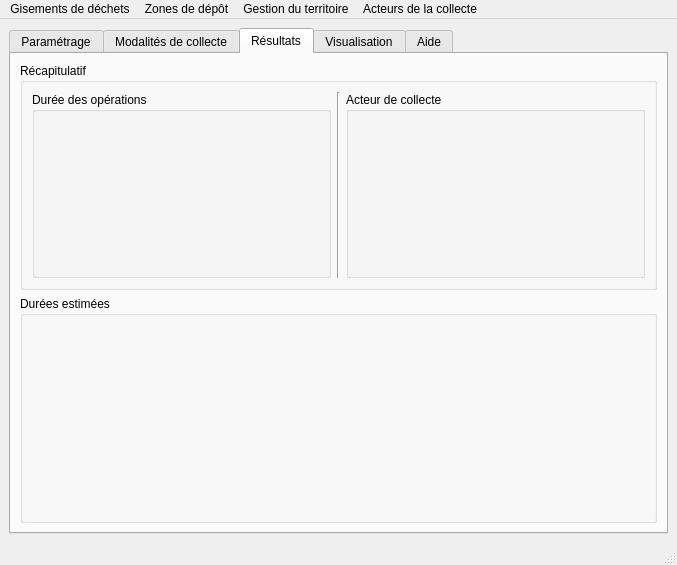
Old version of the form fenetre_principale_depos7.ui in the repository quythytruong/depos_outils_simu.
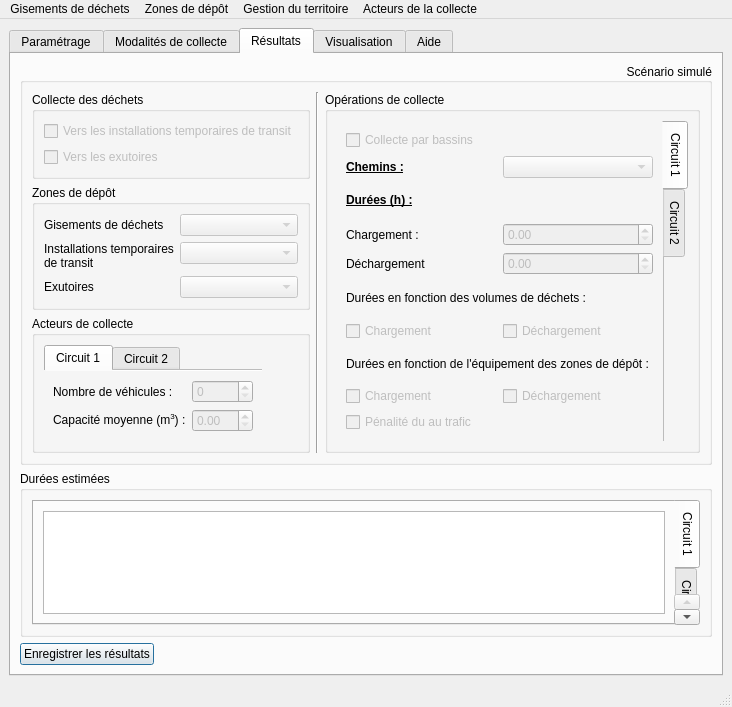
New version of the form. The open tabs and pages were chosen to show the change. Custom widgets are drawn as their Qt base class.

Diff of the .ui file:
```diff
--- a/fenetre_principale_depos7.ui
+++ b/fenetre_principale_depos7.ui
@@ -6,8 +6,8 @@
    <rect>
     <x>0</x>
     <y>0</y>
-    <width>677</width>
-    <height>557</height>
+    <width>708</width>
+    <height>646</height>
    </rect>
   </property>
   <property name="windowTitle">
@@ -1168,27 +1168,193 @@
         <item>
          <widget class="QGroupBox" name="parametres">
           <property name="title">
-           <string>Récapitulatif</string>
+           <string>Scénario simulé</string>
           </property>
-          <layout class="QHBoxLayout" name="horizontalLayout_22">
+          <property name="alignment">
+           <set>Qt::AlignRight|Qt::AlignTrailing|Qt::AlignVCenter</set>
+          </property>
+          <layout class="QHBoxLayout" name="horizontalLayout_11">
            <item>
-            <widget class="QGroupBox" name="groupBox">
-             <property name="title">
-              <string>Durée des opérations</string>
-             </property>
-             <layout class="QVBoxLayout" name="verticalLayout_5">
-              <item>
-               <widget class="QLabel" name="durees_op">
-                <property name="text">
-                 <string>&lt;html&gt;&lt;head/&gt;&lt;body&gt;&lt;p align=&quot;center&quot;&gt;&lt;br/&gt;&lt;/p&gt;&lt;/body&gt;&lt;/html&gt;</string>
-                </property>
-                <property name="alignment">
-                 <set>Qt::AlignLeading|Qt::AlignLeft|Qt::AlignTop</set>
-                </property>
-               </widget>
-              </item>
-             </layout>
-            </widget>
+            <layout class="QVBoxLayout" name="verticalLayout_4">
+             <item>
+              <widget class="QGroupBox" name="groupBox">
+               <property name="title">
+                <string>Collecte des déchets</string>
+               </property>
+               <layout class="QVBoxLayout" name="verticalLayout_5">
+                <item>
+                 <widget class="QCheckBox" name="recap_circuit1checkBox">
+                  <property name="enabled">
+                   <bool>false</bool>
+                  </property>
+                  <property name="text">
+                   <string>Vers les installations temporaires de transit</string>
+                  </property>
+                 </widget>
+                </item>
+                <item>
+                 <widget class="QCheckBox" name="recap_circuit2checkBox">
+                  <property name="enabled">
+                   <bool>false</bool>
+                  </property>
+                  <property name="text">
+                   <string>Vers les exutoires</string>
+                  </property>
+                 </widget>
+                </item>
+               </layout>
+              </widget>
+             </item>
+             <item>
+              <widget class="QGroupBox" name="groupBox_2">
+               <property name="title">
+                <string>Zones de dépôt</string>
+               </property>
+               <layout class="QFormLayout" name="formLayout">
+                <item row="0" column="0">
+                 <widget class="QLabel" name="label_13">
+                  <property name="text">
+                   <string>Gisements de déchets</string>
+                  </property>
+                  <property name="wordWrap">
+                   <bool>true</bool>
+                  </property>
+                 </widget>
+                </item>
+                <item row="0" column="1">
+                 <widget class="QgsMapLayerComboBox" name="recap_gisementLayer">
+                  <property name="enabled">
+                   <bool>false</bool>
+                  </property>
+                 </widget>
+                </item>
+                <item row="1" column="0">
+                 <widget class="QLabel" name="label_14">
+                  <property name="text">
+                   <string>Installations temporaires de transit</string>
+                  </property>
+                  <property name="wordWrap">
+                   <bool>true</bool>
+                  </property>
+                 </widget>
+                </item>
+                <item row="1" column="1">
+                 <widget class="QgsMapLayerComboBox" name="recap_zstLayer">
+                  <property name="enabled">
+                   <bool>false</bool>
+                  </property>
+                 </widget>
+                </item>
+                <item row="2" column="0">
+                 <widget class="QLabel" name="label_15">
+                  <property name="text">
+                   <string>Exutoires</string>
+                  </property>
+                  <property name="wordWrap">
+                   <bool>true</bool>
+                  </property>
+                 </widget>
+                </item>
+                <item row="2" column="1">
+                 <widget class="QgsMapLayerComboBox" name="recap_exutoireLayer">
+                  <property name="enabled">
+                   <bool>false</bool>
+                  </property>
+                 </widget>
+                </item>
+               </layout>
+              </widget>
+             </item>
+             <item>
+              <widget class="QGroupBox" name="groupBox_4">
+               <property name="title">
+                <string>Acteurs de collecte</string>
+               </property>
+               <layout class="QFormLayout" name="formLayout_2">
+                <item row="0" column="0">
+                 <widget class="QTabWidget" name="tabWidget_2">
+                  <property name="currentIndex">
+                   <number>0</number>
+                  </property>
+                  <property name="documentMode">
+                   <bool>true</bool>
+                  </property>
+                  <widget class="QWidget" name="tab_3">
+                   <attribute name="title">
+                    <string>Circuit 1</string>
+                   </attribute>
+                   <layout class="QFormLayout" name="formLayout_4">
+                    <item row="0" column="0">
+                     <widget class="QLabel" name="label_10">
+                      <property name="text">
+                       <string>Nombre de véhicules :</string>
+                      </property>
+                     </widget>
+                    </item>
+                    <item row="0" column="1">
+                     <widget class="QSpinBox" name="recap_nbVehicules">
+                      <property name="enabled">
+                       <bool>false</bool>
+                      </property>
+                     </widget>
+                    </item>
+                    <item row="1" column="0">
+                     <widget class="QLabel" name="label_17">
+                      <property name="text">
+                       <string>&lt;html&gt;&lt;head/&gt;&lt;body&gt;&lt;p&gt;Capacité moyenne (m&lt;span style=&quot; vertical-align:super;&quot;&gt;3&lt;/span&gt;) :&lt;/p&gt;&lt;/body&gt;&lt;/html&gt;</string>
+                      </property>
+                     </widget>
+                    </item>
+                    <item row="1" column="1">
+                     <widget class="QDoubleSpinBox" name="recap_capaMaxMoy">
+                      <property name="enabled">
+                       <bool>false</bool>
+                      </property>
+                     </widget>
+                    </item>
+                   </layout>
+                  </widget>
+                  <widget class="QWidget" name="tab_4">
+                   <attribute name="title">
+                    <string>Circuit 2</string>
+                   </attribute>
+                   <layout class="QFormLayout" name="formLayout_3">
+                    <item row="0" column="0">
+                     <widget class="QLabel" name="label_19">
+                      <property name="text">
+                       <string>Nombre de véhicules :</string>
+                      </property>
+                     </widget>
+                    </item>
+                    <item row="0" column="1">
+                     <widget class="QSpinBox" name="recap_nbVehicules_2">
+                      <property name="enabled">
+                       <bool>false</bool>
+                      </property>
+                     </widget>
+                    </item>
+                    <item row="1" column="0">
+                     <widget class="QLabel" name="label_18">
+                      <property name="text">
+                       <string>&lt;html&gt;&lt;head/&gt;&lt;body&gt;&lt;p&gt;Capacité moyenne (m&lt;span style=&quot; vertical-align:super;&quot;&gt;3&lt;/span&gt;) :&lt;/p&gt;&lt;/body&gt;&lt;/html&gt;</string>
+                      </property>
+                     </widget>
+                    </item>
+                    <item row="1" column="1">
+                     <widget class="QDoubleSpinBox" name="reca_capaMaxMoy_2">
+                      <property name="enabled">
+                       <bool>false</bool>
+                      </property>
+                     </widget>
+                    </item>
+                   </layout>
+                  </widget>
+                 </widget>
+                </item>
+               </layout>
+              </widget>
+             </item>
+            </layout>
            </item>
            <item>
             <widget class="Line" name="line_3">
@@ -1198,19 +1364,337 @@
             </widget>
            </item>
            <item>
-            <widget class="QGroupBox" name="groupBox_2">
+            <widget class="QGroupBox" name="groupBox_3">
              <property name="title">
-              <string>Acteur de collecte</string>
+              <string>Opérations de collecte</string>
              </property>
              <layout class="QVBoxLayout" name="verticalLayout_6">
               <item>
-               <widget class="QLabel" name="acteur">
-                <property name="text">
-                 <string>&lt;html&gt;&lt;head/&gt;&lt;body&gt;&lt;p&gt;&lt;br/&gt;&lt;/p&gt;&lt;/body&gt;&lt;/html&gt;</string>
+               <widget class="QTabWidget" name="tabWidget">
+                <property name="enabled">
+                 <bool>true</bool>
                 </property>
-                <property name="alignment">
-                 <set>Qt::AlignLeading|Qt::AlignLeft|Qt::AlignTop</set>
+                <property name="tabPosition">
+                 <enum>QTabWidget::East</enum>
                 </property>
+                <property name="currentIndex">
+                 <number>0</number>
+                </property>
+                <property name="documentMode">
+                 <bool>true</bool>
+                </property>
+                <widget class="QWidget" name="tab_2">
+                 <property name="enabled">
+                  <bool>true</bool>
+                 </property>
+                 <attribute name="title">
+                  <string>Circuit 1</string>
+                 </attribute>
+                 <layout class="QVBoxLayout" name="verticalLayout_15">
+                  <item>
+                   <widget class="QCheckBox" name="recap_collecteParBassin_checkBox">
+                    <property name="enabled">
+                     <bool>false</bool>
+                    </property>
+                    <property name="text">
+                     <string>Collecte par bassins</string>
+                    </property>
+                   </widget>
+                  </item>
+                  <item>
+                   <layout class="QHBoxLayout" name="horizontalLayout_6">
+                    <item>
+                     <widget class="QLabel" name="label_7">
+                      <property name="enabled">
+                       <bool>true</bool>
+                      </property>
+                      <property name="text">
+                       <string>&lt;html&gt;&lt;head/&gt;&lt;body&gt;&lt;p&gt;&lt;span style=&quot; font-weight:600; text-decoration: underline;&quot;&gt;Chemins :&lt;/span&gt;&lt;/p&gt;&lt;/body&gt;&lt;/html&gt;</string>
+                      </property>
+                     </widget>
+                    </item>
+                    <item>
+                     <widget class="QgsMapLayerComboBox" name="recap_cheminLayer">
+                      <property name="enabled">
+                       <bool>false</bool>
+                      </property>
+                     </widget>
+                    </item>
+                   </layout>
+                  </item>
+                  <item>
+                   <widget class="QLabel" name="label_11">
+                    <property name="text">
+                     <string>&lt;html&gt;&lt;head/&gt;&lt;body&gt;&lt;p&gt;&lt;span style=&quot; font-weight:600; text-decoration: underline;&quot;&gt;Durées (h) :&lt;/span&gt;&lt;/p&gt;&lt;/body&gt;&lt;/html&gt;</string>
+                    </property>
+                   </widget>
+                  </item>
+                  <item>
+                   <layout class="QHBoxLayout" name="horizontalLayout_12">
+                    <item>
+                     <widget class="QLabel" name="label_16">
+                      <property name="text">
+                       <string>Chargement :</string>
+                      </property>
+                     </widget>
+                    </item>
+                    <item>
+                     <widget class="QDoubleSpinBox" name="recap_dureeChgt">
+                      <property name="enabled">
+                       <bool>false</bool>
+                      </property>
+                     </widget>
+                    </item>
+                   </layout>
+                  </item>
+                  <item>
+                   <layout class="QHBoxLayout" name="horizontalLayout_13">
+                    <item>
+                     <widget class="QLabel" name="label_23">
+                      <property name="text">
+                       <string>Déchargement</string>
+                      </property>
+                     </widget>
+                    </item>
+                    <item>
+                     <widget class="QDoubleSpinBox" name="recap_dureeDechgt">
+                      <property name="enabled">
+                       <bool>false</bool>
+                      </property>
+                     </widget>
+                    </item>
+                   </layout>
+                  </item>
+                  <item>
+                   <widget class="QLabel" name="label_24">
+                    <property name="text">
+                     <string>Durées en fonction des volumes de déchets :</string>
+                    </property>
+                   </widget>
+                  </item>
+                  <item>
+                   <layout class="QHBoxLayout" name="horizontalLayout_14">
+                    <item>
+                     <widget class="QCheckBox" name="recap_dureeChgtFoncVolume">
+                      <property name="enabled">
+                       <bool>false</bool>
+                      </property>
+                      <property name="text">
+                       <string>Chargement</string>
+                      </property>
+                     </widget>
+                    </item>
+                    <item>
+                     <widget class="QCheckBox" name="recap_dureeDechgtFoncVolume">
+                      <property name="enabled">
+                       <bool>false</bool>
+                      </property>
+                      <property name="text">
+                       <string>Déchargement</string>
+                      </property>
+                     </widget>
+                    </item>
+                   </layout>
+                  </item>
+                  <item>
+                   <widget class="QLabel" name="label_25">
+                    <property name="text">
+                     <string>Durées en fonction de l'équipement des zones de dépôt :</string>
+                    </property>
+                   </widget>
+                  </item>
+                  <item>
+                   <layout class="QHBoxLayout" name="horizontalLayout_15">
+                    <item>
+                     <widget class="QCheckBox" name="recap_dureeChgFoncEquipt">
+                      <property name="enabled">
+                       <bool>false</bool>
+                      </property>
+                      <property name="text">
+                       <string>Chargement</string>
+                      </property>
+                     </widget>
+                    </item>
+                    <item>
+                     <widget class="QCheckBox" name="recap_dureeDechgFoncEquipt">
+                      <property name="enabled">
+                       <bool>false</bool>
+                      </property>
+                      <property name="text">
+                       <string>Déchargement</string>
+                      </property>
+                     </widget>
+                    </item>
+                   </layout>
+                  </item>
+                  <item>
+                   <widget class="QCheckBox" name="recap_penaliteTrafic">
+                    <property name="enabled">
+                     <bool>false</bool>
+                    </property>
+                    <property name="text">
+                     <string>Pénalité du au trafic</string>
+                    </property>
+                   </widget>
+                  </item>
+                 </layout>
+                </widget>
+                <widget class="QWidget" name="tab_5">
+                 <property name="enabled">
+                  <bool>true</bool>
+                 </property>
+                 <attribute name="title">
+                  <string>Circuit 2</string>
+                 </attribute>
+                 <layout class="QVBoxLayout" name="verticalLayout_18">
+                  <item>
+                   <widget class="QCheckBox" name="recap_collecteParBassin_checkBox_2">
+                    <property name="enabled">
+                     <bool>false</bool>
+                    </property>
+                    <property name="text">
+                     <string>Collecte par bassins</string>
+                    </property>
+                   </widget>
+                  </item>
+                  <item>
+                   <layout class="QHBoxLayout" name="horizontalLayout_16">
+                    <item>
+                     <widget class="QLabel" name="label_26">
+                      <property name="enabled">
+                       <bool>true</bool>
+                      </property>
+                      <property name="text">
+                       <string>&lt;html&gt;&lt;head/&gt;&lt;body&gt;&lt;p&gt;&lt;span style=&quot; font-weight:600; text-decoration: underline;&quot;&gt;Chemins :&lt;/span&gt;&lt;/p&gt;&lt;/body&gt;&lt;/html&gt;</string>
+                      </property>
+                     </widget>
+                    </item>
+                    <item>
+                     <widget class="QgsMapLayerComboBox" name="recap_cheminLayer_2">
+                      <property name="enabled">
+                       <bool>false</bool>
+                      </property>
+                     </widget>
+                    </item>
+                   </layout>
+                  </item>
+                  <item>
+                   <widget class="QLabel" name="label_27">
+                    <property name="text">
+                     <string>&lt;html&gt;&lt;head/&gt;&lt;body&gt;&lt;p&gt;&lt;span style=&quot; font-weight:600; text-decoration: underline;&quot;&gt;Durées (h) :&lt;/span&gt;&lt;/p&gt;&lt;/body&gt;&lt;/html&gt;</string>
+                    </property>
+                   </widget>
+                  </item>
+                  <item>
+                   <layout class="QHBoxLayout" name="horizontalLayout_17">
+                    <item>
+                     <widget class="QLabel" name="label_28">
+                      <property name="text">
+                       <string>Chargement :</string>
+                      </property>
+                     </widget>
+                    </item>
+                    <item>
+                     <widget class="QDoubleSpinBox" name="recap_dureeChgt_2">
+                      <property name="enabled">
+                       <bool>false</bool>
+                      </property>
+                     </widget>
+                    </item>
+                   </layout>
+                  </item>
+                  <item>
+                   <layout class="QHBoxLayout" name="horizontalLayout_18">
+                    <item>
+                     <widget class="QLabel" name="label_29">
+                      <property name="text">
+                       <string>Déchargement</string>
+                      </property>
+                     </widget>
+                    </item>
+                    <item>
+                     <widget class="QDoubleSpinBox" name="recap_dureeDechgt_2">
+                      <property name="enabled">
+                       <bool>false</bool>
+                      </property>
+                     </widget>
+                    </item>
+                   </layout>
+                  </item>
+                  <item>
+                   <widget class="QLabel" name="label_30">
+                    <property name="text">
+                     <string>Durées en fonction des volumes de déchets :</string>
+                    </property>
+                   </widget>
+                  </item>
+                  <item>
+                   <layout class="QHBoxLayout" name="horizontalLayout_19">
+                    <item>
+                     <widget class="QCheckBox" name="checkBox_7">
+                      <property name="enabled">
+                       <bool>false</bool>
+                      </property>
+                      <property name="text">
+                       <string>Chargement</string>
+                      </property>
+                     </widget>
+                    </item>
+                    <item>
+                     <widget class="QCheckBox" name="checkBox_8">
+                      <property name="enabled">
+                       <bool>false</bool>
+                      </property>
+                      <property name="text">
+                       <string>Déchargement</string>
+                      </property>
+                     </widget>
+                    </item>
+                   </layout>
+                  </item>
+                  <item>
+                   <widget class="QLabel" name="label_31">
+                    <property name="text">
+                     <string>Durées en fonction de l'équipement des zones de dépôt :</string>
+                    </property>
+                   </widget>
+                  </item>
+                  <item>
+                   <layout class="QHBoxLayout" name="horizontalLayout_20">
+                    <item>
+                     <widget class="QCheckBox" name="recap_dureeChgFoncEquipt_2">
+                      <property name="enabled">
+                       <bool>false</bool>
+                      </property>
+                      <property name="text">
+                       <string>Chargement</string>
+                      </property>
+                     </widget>
+                    </item>
+                    <item>
+                     <widget class="QCheckBox" name="recap_dureeDechgFoncEquipt_2">
+                      <property name="enabled">
+                       <bool>false</bool>
+                      </property>
+                      <property name="text">
+                       <string>Déchargement</string>
+                      </property>
+                     </widget>
+                    </item>
+                   </layout>
+                  </item>
+                  <item>
+                   <widget class="QCheckBox" name="checkBox_6">
+                    <property name="enabled">
+                     <bool>false</bool>
+                    </property>
+                    <property name="text">
+                     <string>Pénalité dû au trafic</string>
+                    </property>
+                   </widget>
+                  </item>
+                 </layout>
+                </widget>
                </widget>
               </item>
              </layout>
@@ -1221,26 +1705,77 @@
         </item>
         <item>
          <widget class="QGroupBox" name="resultats">
+          <property name="sizePolicy">
+           <sizepolicy hsizetype="Preferred" vsizetype="Maximum">
+            <horstretch>0</horstretch>
+            <verstretch>0</verstretch>
+           </sizepolicy>
+          </property>
           <property name="title">
            <string>Durées estimées</string>
           </property>
           <property name="alignment">
            <set>Qt::AlignLeading|Qt::AlignLeft|Qt::AlignTop</set>
           </property>
-          <layout class="QVBoxLayout" name="verticalLayout_4">
+          <layout class="QVBoxLayout" name="verticalLayout_20">
            <item>
-            <widget class="QLabel" name="duree_collecte">
-             <property name="text">
-              <string/>
+            <widget class="QTabWidget" name="tabWidget_4">
+             <property name="tabPosition">
+              <enum>QTabWidget::East</enum>
              </property>
-             <property name="alignment">
-              <set>Qt::AlignLeading|Qt::AlignLeft|Qt::AlignTop</set>
+             <property name="tabShape">
+              <enum>QTabWidget::Rounded</enum>
              </property>
+             <property name="currentIndex">
+              <number>0</number>
+             </property>
+             <widget class="QWidget" name="tab_8">
+              <attribute name="title">
+               <string>Circuit 1</string>
+              </attribute>
+              <layout class="QHBoxLayout" name="horizontalLayout_24">
+               <item>
+                <widget class="QTableWidget" name="tableWidget"/>
+               </item>
+              </layout>
+             </widget>
+             <widget class="QWidget" name="tab_9">
+              <attribute name="title">
+               <string>Circuit 2</string>
+              </attribute>
+              <layout class="QVBoxLayout" name="verticalLayout_22">
+               <item>
+                <widget class="QTableWidget" name="tableWidget_2"/>
+               </item>
+              </layout>
+             </widget>
             </widget>
            </item>
           </layout>
          </widget>
         </item>
+        <item>
+         <widget class="QPushButton" name="pushButton_8">
+          <property name="sizePolicy">
+           <sizepolicy hsizetype="Fixed" vsizetype="Fixed">
+            <horstretch>0</horstretch>
+            <verstretch>0</verstretch>
+           </sizepolicy>
+          </property>
+          <property name="text">
+           <string>Enregistrer les résultats</string>
+          </property>
+          <property name="autoDefault">
+           <bool>false</bool>
+          </property>
+          <property name="default">
+           <bool>true</bool>
+          </property>
+          <property name="flat">
+           <bool>false</bool>
+          </property>
+         </widget>
+        </item>
        </layout>
       </widget>
       <widget class="QWidget" name="tab4_visu">
@@ -1263,7 +1798,7 @@
     <rect>
      <x>0</x>
      <y>0</y>
-     <width>677</width>
+     <width>708</width>
      <height>21</height>
     </rect>
    </property>
```
Left out of the diff: 72 changed lines with no effect on the pictures.
